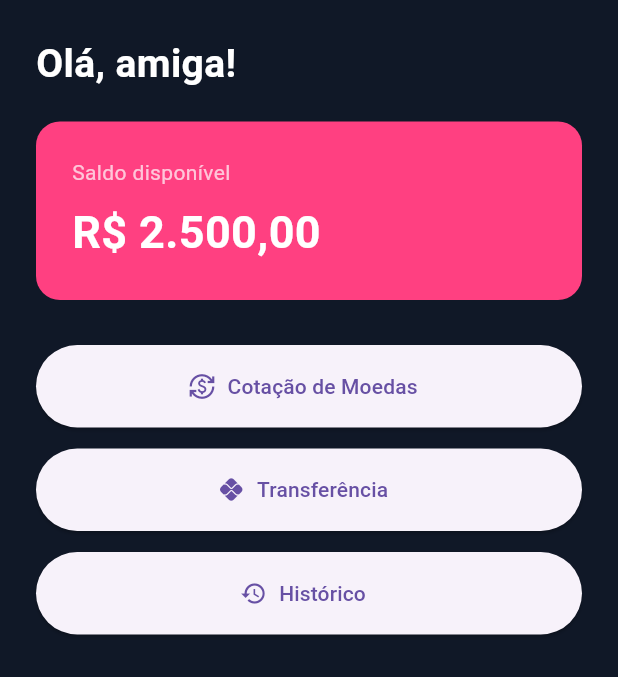
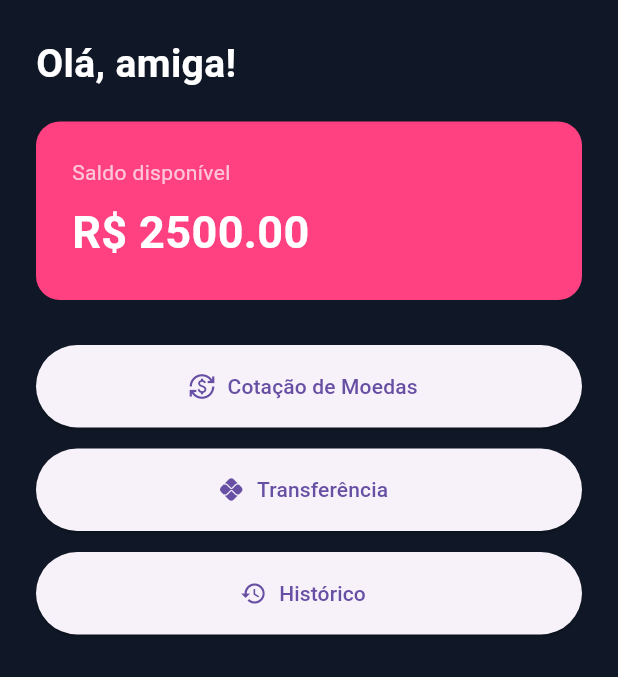
Before and after one commit to Rosangeladias88/rosa-bank, a Flutter app: the PrincipalPage screen opened by its route, on a phone screen of 412 x 824 dp, the part 84-761 px from its top. Run offline on Flutter 3.47's test engine with Material 3 defaults, Android fonts, the phone set to English and light mode, and no system bars.

Commit message:
Implenta saldo dinamico e historico de transferencias

```diff
--- /dev/null
+++ b/lib/dados_saldo.dart
@@ -0,0 +1 @@
+double saldoDisponivel = 2500.00;
--- a/lib/principal.dart
+++ b/lib/principal.dart
@@ -1,4 +1,5 @@
 import 'package:flutter/material.dart';
+import 'dados_saldo.dart';
 
 class PrincipalPage extends StatelessWidget {
   const PrincipalPage({super.key});
@@ -34,17 +35,17 @@ class PrincipalPage extends StatelessWidget {
                 color: Colors.pinkAccent,
                 borderRadius: BorderRadius.circular(16),
               ),
-              child: const Column(
+              child: Column(
                 crossAxisAlignment: CrossAxisAlignment.start,
                 children: [
-                  Text(
+                  const Text(
                     'Saldo disponível',
                     style: TextStyle(color: Colors.white70),
                   ),
-                  SizedBox(height: 8),
+                  const SizedBox(height: 8),
                   Text(
-                    'R\$ 2.500,00',
-                    style: TextStyle(
+                    'R\$ ${saldoDisponivel.toStringAsFixed(2)}',
+                    style: const TextStyle(
                       color: Colors.white,
                       fontSize: 30,
                       fontWeight: FontWeight.bold,
```
Also changed, not shown: lib/transferencia.dart (+17 -1 lines).
